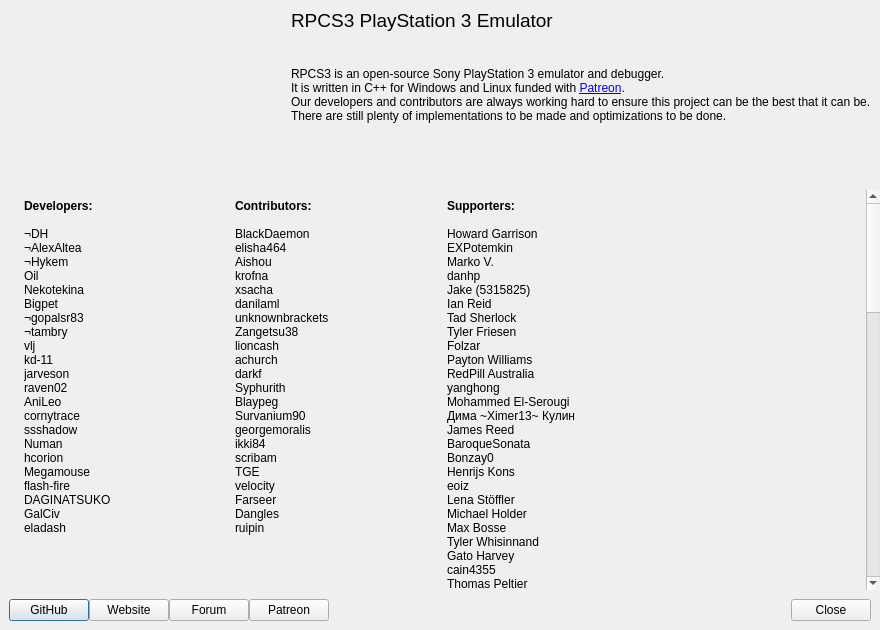
This is rpcs3/rpcs3qt/about_dialog.ui in RPCS3/rpcs3 as Qt 5 draws it before an edit. The edited form follows.
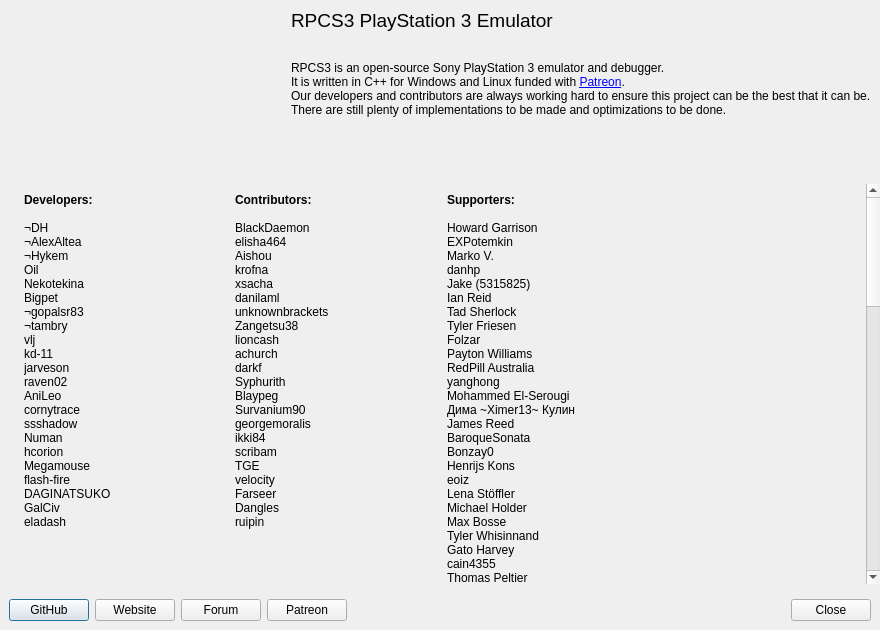
This is the edited form. Icons and pictures are not drawn.

The edit to the form file:
```diff
--- a/rpcs3/rpcs3qt/about_dialog.ui
+++ b/rpcs3/rpcs3qt/about_dialog.ui
@@ -19,7 +19,7 @@
   </property>
   <layout class="QVBoxLayout" name="verticalLayout_3">
    <property name="spacing">
-    <number>0</number>
+    <number>6</number>
    </property>
    <property name="leftMargin">
     <number>0</number>
```
